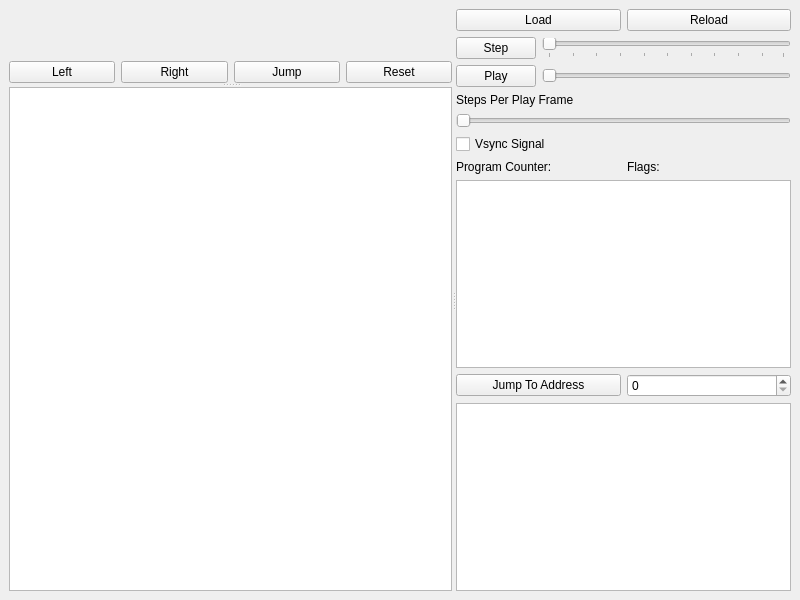
This is Simulator/mainwindow.ui in asheryoung10/ece3710 as Qt 5 draws it before an edit. The edited form follows.
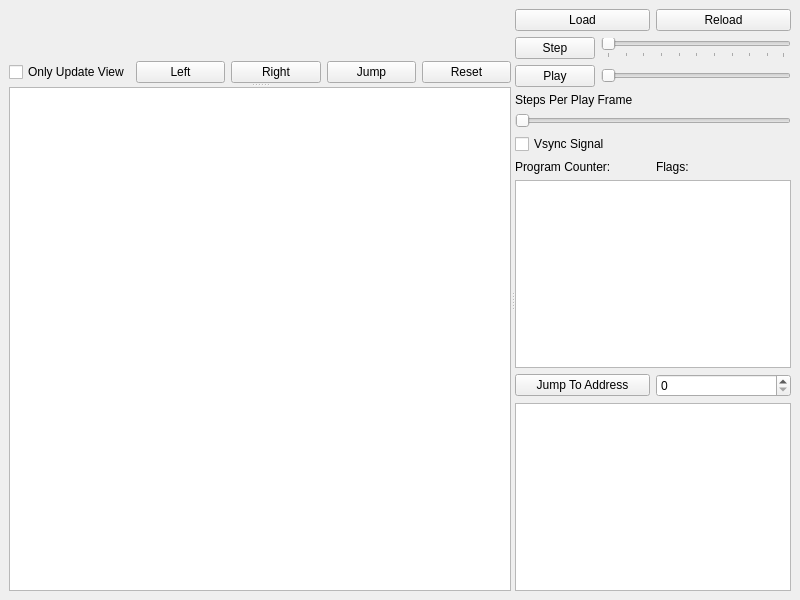
This is the edited form. Custom widgets are drawn as their Qt base class.

Diff of the .ui file:
```diff
--- a/Simulator/mainwindow.ui
+++ b/Simulator/mainwindow.ui
@@ -31,6 +31,13 @@
          </item>
          <item>
           <layout class="QHBoxLayout" name="horizontalLayout">
+           <item>
+            <widget class="QCheckBox" name="onlyViewCheck">
+             <property name="text">
+              <string>Only Update View</string>
+             </property>
+            </widget>
+           </item>
            <item>
             <widget class="QPushButton" name="leftButton">
              <property name="text">
```
